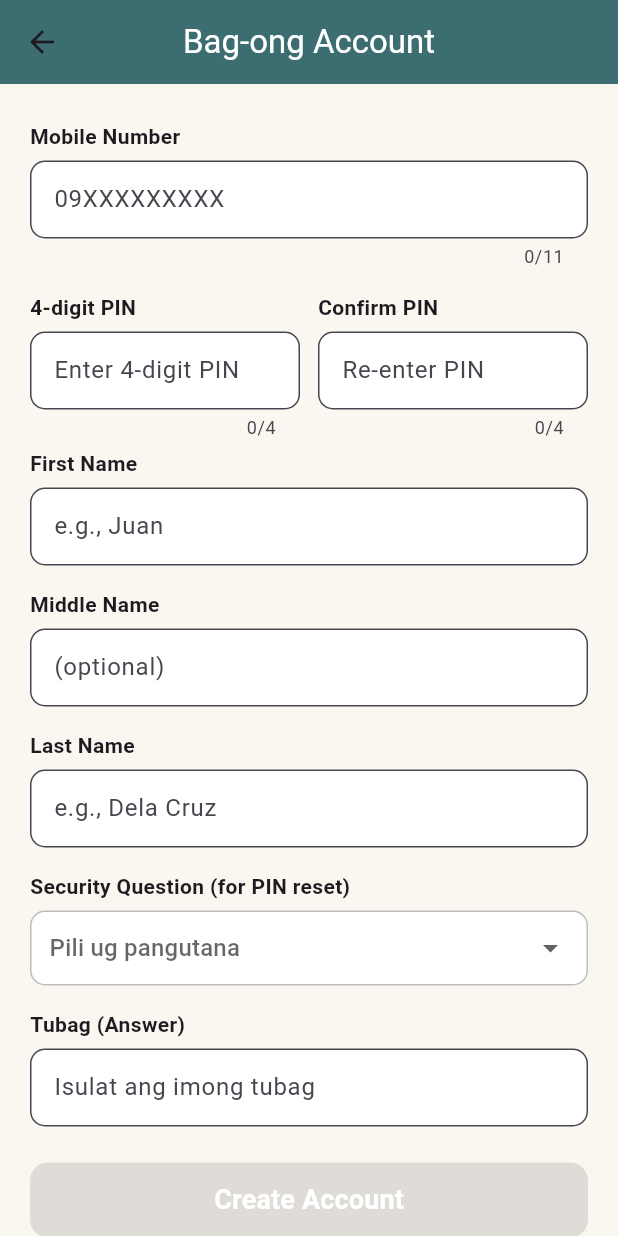
After one commit to Kevz-20/Inventory, a Flutter app: the CreateAccountScreen screen opened by its route, on a phone screen of 412 x 824 dp. The commit adds this screen. Run offline on Flutter 3.47's test engine with Material 3 defaults, Android fonts, the phone set to English and light mode, and no system bars; our stand-ins replace google_fonts.

Commit message:
10-27-2025

```diff
--- a/lib/app.dart
+++ b/lib/app.dart
@@ -1,6 +1,7 @@
 import 'package:flutter/material.dart';
 import 'ui/screens/login_screen.dart';
 import 'ui/screens/forgot_pin_screen.dart';
+import 'ui/screens/create_account_screen.dart';
 import 'ui/screens/home_screen.dart';
 
 class MyApp extends StatelessWidget {
@@ -16,6 +17,7 @@ class MyApp extends StatelessWidget {
         '/login': (context) => const PinLoginPage(),
         '/home': (context) => const HomeScreen(),
         '/forgot_pin': (context) => const ForgotPinScreen(),
+        '/create_account': (context) => const CreateAccountScreen(),
       },
     );
   }
--- /dev/null
+++ b/lib/ui/screens/create_account_screen.dart
@@ -0,0 +1,343 @@
+import 'package:flutter/material.dart';
+import 'package:flutter/services.dart';
+
+class CreateAccountScreen extends StatefulWidget {
+  const CreateAccountScreen({super.key});
+
+  @override
+  State<CreateAccountScreen> createState() => _CreateAccountScreenState();
+}
+
+class _CreateAccountScreenState extends State<CreateAccountScreen> {
+  final _formKey = GlobalKey<FormState>();
+  final _mobileController = TextEditingController();
+  final _pinController = TextEditingController();
+  final _confirmPinController = TextEditingController();
+  final _firstNameController = TextEditingController();
+  final _middleNameController = TextEditingController();
+  final _lastNameController = TextEditingController();
+  final _answerController = TextEditingController();
+
+  bool _isFormValid = false;
+
+  final _questions = [
+    "Unsa imong paboritong pagkaon?",
+    "Unsa ang ngalan sa imong inahan?",
+    "Unsa imong paboritong lugar?",
+    "Unsa imong first pet?",
+  ];
+
+  String? _selectedQuestion;
+
+  String? _validateMobile(String? value) {
+    if (value == null || value.isEmpty) {
+      return 'Please enter your mobile number';
+    }
+    if (!RegExp(r'^[0-9]+$').hasMatch(value)) {
+      return 'Numbers only';
+    }
+    if (!value.startsWith('09')) {
+      return 'Must start with 09';
+    }
+    if (value.length != 11) {
+      return 'Must be 11 digits';
+    }
+    return null;
+  }
+
+  void _validateForm() {
+    setState(() {
+      _isFormValid =
+          _mobileController.text.isNotEmpty &&
+          _pinController.text.length == 4 &&
+          _confirmPinController.text == _pinController.text &&
+          _firstNameController.text.isNotEmpty &&
+          _lastNameController.text.isNotEmpty &&
+          _selectedQuestion != null &&
+          _answerController.text.isNotEmpty &&
+          _validateMobile(_mobileController.text) == null;
+    });
+  }
+
+  @override
+  void initState() {
+    super.initState();
+    _mobileController.addListener(_validateForm);
+    _pinController.addListener(_validateForm);
+    _confirmPinController.addListener(_validateForm);
+    _firstNameController.addListener(_validateForm);
+    _middleNameController.addListener(_validateForm);
+    _lastNameController.addListener(_validateForm);
+    _answerController.addListener(_validateForm);
+  }
+
+  @override
+  Widget build(BuildContext context) {
+    return Scaffold(
+      backgroundColor: const Color(0xFFFAF7F0),
+      appBar: AppBar(
+        backgroundColor: const Color(0xFF3C6E71),
+        title: const Text(
+          "Bag-ong Account",
+          style: TextStyle(color: Colors.white),
+        ),
+        centerTitle: true,
+        elevation: 0,
+      ),
+      body: SingleChildScrollView(
+        padding: const EdgeInsets.symmetric(horizontal: 20, vertical: 25),
+        child: Form(
+          key: _formKey,
+          child: Column(
+            crossAxisAlignment: CrossAxisAlignment.start,
+            children: [
+              const Text(
+                "Mobile Number",
+                style: TextStyle(fontWeight: FontWeight.w600),
+              ),
+              const SizedBox(height: 6),
+              TextFormField(
+                controller: _mobileController,
+                decoration: InputDecoration(
+                  hintText: "09XXXXXXXXX",
+                  filled: true,
+                  fillColor: Colors.white,
+                  border: OutlineInputBorder(
+                    borderRadius: BorderRadius.circular(10),
+                  ),
+                  contentPadding: const EdgeInsets.symmetric(
+                    horizontal: 12,
+                    vertical: 14,
+                  ),
+                ),
+                keyboardType: TextInputType.number,
+                inputFormatters: [
+                  FilteringTextInputFormatter.digitsOnly,
+                ], // ✅ allows only 0–9
+                maxLength: 11,
+                validator: _validateMobile,
+                onChanged: (_) => _validateForm(),
+              ),
+              const SizedBox(height: 16),
+              Row(
+                children: [
+                  Expanded(
+                    child: Column(
+                      crossAxisAlignment: CrossAxisAlignment.start,
+                      children: [
+                        const Text(
+                          "4-digit PIN",
+                          style: TextStyle(fontWeight: FontWeight.w600),
+                        ),
+                        const SizedBox(height: 6),
+                        TextFormField(
+                          controller: _pinController,
+                          obscureText: true,
+                          decoration: InputDecoration(
+                            hintText: "Enter 4-digit PIN",
+                            filled: true,
+                            fillColor: Colors.white,
+                            border: OutlineInputBorder(
+                              borderRadius: BorderRadius.circular(10),
+                            ),
+                            contentPadding: const EdgeInsets.symmetric(
+                              horizontal: 12,
+                              vertical: 14,
+                            ),
+                          ),
+                          keyboardType: TextInputType.number,
+                          maxLength: 4,
+                          onChanged: (_) => _validateForm(),
+                        ),
+                      ],
+                    ),
+                  ),
+                  const SizedBox(width: 12),
+                  Expanded(
+                    child: Column(
+                      crossAxisAlignment: CrossAxisAlignment.start,
+                      children: [
+                        const Text(
+                          "Confirm PIN",
+                          style: TextStyle(fontWeight: FontWeight.w600),
+                        ),
+                        const SizedBox(height: 6),
+                        TextFormField(
+                          controller: _confirmPinController,
+                          obscureText: true,
+                          decoration: InputDecoration(
+                            hintText: "Re-enter PIN",
+                            filled: true,
+                            fillColor: Colors.white,
+                            border: OutlineInputBorder(
+                              borderRadius: BorderRadius.circular(10),
+                            ),
+                            contentPadding: const EdgeInsets.symmetric(
+                              horizontal: 12,
+                              vertical: 14,
+                            ),
+                          ),
+                          keyboardType: TextInputType.number,
+                          maxLength: 4,
+                          onChanged: (_) => _validateForm(),
+                        ),
+                      ],
+                    ),
+                  ),
+                ],
+              ),
+              const SizedBox(height: 6),
+              const Text(
+                "First Name",
+                style: TextStyle(fontWeight: FontWeight.w600),
+              ),
+              const SizedBox(height: 6),
+              TextFormField(
+                controller: _firstNameController,
+                decoration: InputDecoration(
+                  hintText: "e.g., Juan",
+                  filled: true,
+                  fillColor: Colors.white,
+                  border: OutlineInputBorder(
+                    borderRadius: BorderRadius.circular(10),
+                  ),
+                  contentPadding: const EdgeInsets.symmetric(
+                    horizontal: 12,
+                    vertical: 14,
+                  ),
+                ),
+                onChanged: (_) => _validateForm(),
+              ),
+              const SizedBox(height: 16),
+              const Text(
+                "Middle Name",
+                style: TextStyle(fontWeight: FontWeight.w600),
+              ),
+              const SizedBox(height: 6),
+              TextFormField(
+                controller: _middleNameController,
+                decoration: InputDecoration(
+                  hintText: "(optional)",
+                  filled: true,
+                  fillColor: Colors.white,
+                  border: OutlineInputBorder(
+                    borderRadius: BorderRadius.circular(10),
+                  ),
+                  contentPadding: const EdgeInsets.symmetric(
+                    horizontal: 12,
+                    vertical: 14,
+                  ),
+                ),
+                onChanged: (_) => _validateForm(),
+              ),
+              const SizedBox(height: 16),
+              const Text(
+                "Last Name",
+                style: TextStyle(fontWeight: FontWeight.w600),
+              ),
+              const SizedBox(height: 6),
+              TextFormField(
+                controller: _lastNameController,
+                decoration: InputDecoration(
+                  hintText: "e.g., Dela Cruz",
+                  filled: true,
+                  fillColor: Colors.white,
+                  border: OutlineInputBorder(
+                    borderRadius: BorderRadius.circular(10),
+                  ),
+                  contentPadding: const EdgeInsets.symmetric(
+                    horizontal: 12,
+                    vertical: 14,
+                  ),
+                ),
+                onChanged: (_) => _validateForm(),
+              ),
+              const SizedBox(height: 16),
+              const Text(
+                "Security Question (for PIN reset)",
+                style: TextStyle(fontWeight: FontWeight.w600),
+              ),
+              const SizedBox(height: 6),
+              Container(
+                padding: const EdgeInsets.symmetric(horizontal: 12),
+                decoration: BoxDecoration(
+                  color: Colors.white,
+                  borderRadius: BorderRadius.circular(10),
+                  border: Border.all(color: Colors.grey.shade400),
+                ),
+                child: DropdownButtonFormField<String>(
+                  decoration: const InputDecoration(border: InputBorder.none),
+                  hint: const Text("Pili ug pangutana"),
+                  initialValue: _selectedQuestion,
+                  items: _questions
+                      .map((q) => DropdownMenuItem(value: q, child: Text(q)))
+                      .toList(),
+                  onChanged: (value) {
+                    setState(() => _selectedQuestion = value);
+                    _validateForm();
+                  },
+                ),
+              ),
+              const SizedBox(height: 16),
+              const Text(
+                "Tubag (Answer)",
+                style: TextStyle(fontWeight: FontWeight.w600),
+              ),
+              const SizedBox(height: 6),
+              TextFormField(
+                controller: _answerController,
+                decoration: InputDecoration(
+                  hintText: "Isulat ang imong tubag",
+                  filled: true,
+                  fillColor: Colors.white,
+                  border: OutlineInputBorder(
+                    borderRadius: BorderRadius.circular(10),
+                  ),
+                  contentPadding: const EdgeInsets.symmetric(
+                    horizontal: 12,
+                    vertical: 14,
+                  ),
+                ),
+                onChanged: (_) => _validateForm(),
+              ),
+              const SizedBox(height: 24),
+              SizedBox(
+                width: double.infinity,
+                height: 50,
+                child: ElevatedButton(
+                  style: ElevatedButton.styleFrom(
+                    backgroundColor: _isFormValid
+                        ? const Color(0xFF3C6E71)
+                        : Colors.grey,
+                    shape: RoundedRectangleBorder(
+                      borderRadius: BorderRadius.circular(12),
+                    ),
+                  ),
+                  onPressed: _isFormValid
+                      ? () {
+                          if (_formKey.currentState!.validate()) {
+                            ScaffoldMessenger.of(context).showSnackBar(
+                              const SnackBar(
+                                content: Text('Account created successfully!'),
+                              ),
+                            );
+                          }
+                        }
+                      : null,
+                  child: const Text(
+                    "Create Account",
+                    style: TextStyle(
+                      fontSize: 18,
+                      fontWeight: FontWeight.bold,
+                      color: Colors.white,
+                    ),
+                  ),
+                ),
+              ),
+            ],
+          ),
+        ),
+      ),
+    );
+  }
+}
--- a/lib/ui/screens/login_screen.dart
+++ b/lib/ui/screens/login_screen.dart
@@ -158,11 +158,17 @@ class _PinLoginPageState extends State<PinLoginPage> {
               child: Row(
                 mainAxisAlignment: MainAxisAlignment.spaceBetween,
                 children: [
-                  const Text(
-                    "BAG-ONG ACCOUNT",
-                    style: TextStyle(
-                      color: Color(0xFF4B3B88),
-                      fontWeight: FontWeight.w600,
+                  GestureDetector(
+                    onTap: () {
+                      Navigator.pushNamed(context, '/create_account');
+                    },
+                    child: const Text(
+                      "BAG-ONG ACCOUNT",
+                      style: TextStyle(
+                        color: Color(0xFF4B3B88),
+                        fontWeight: FontWeight.w600,
+                        decoration: TextDecoration.underline,
+                      ),
                     ),
                   ),
                   GestureDetector(
```
